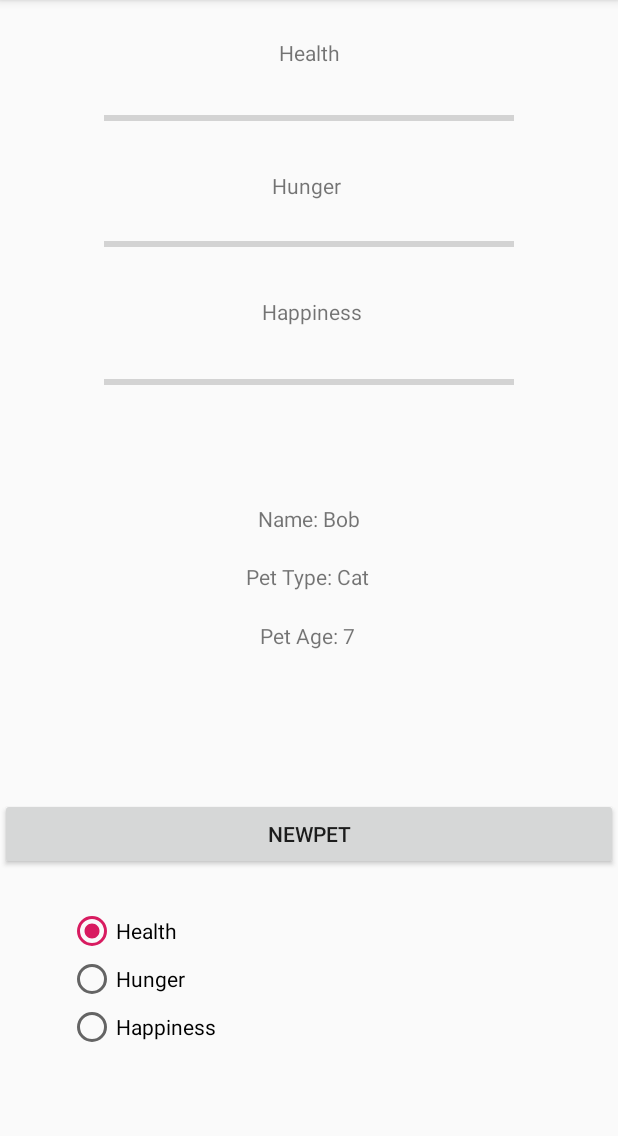
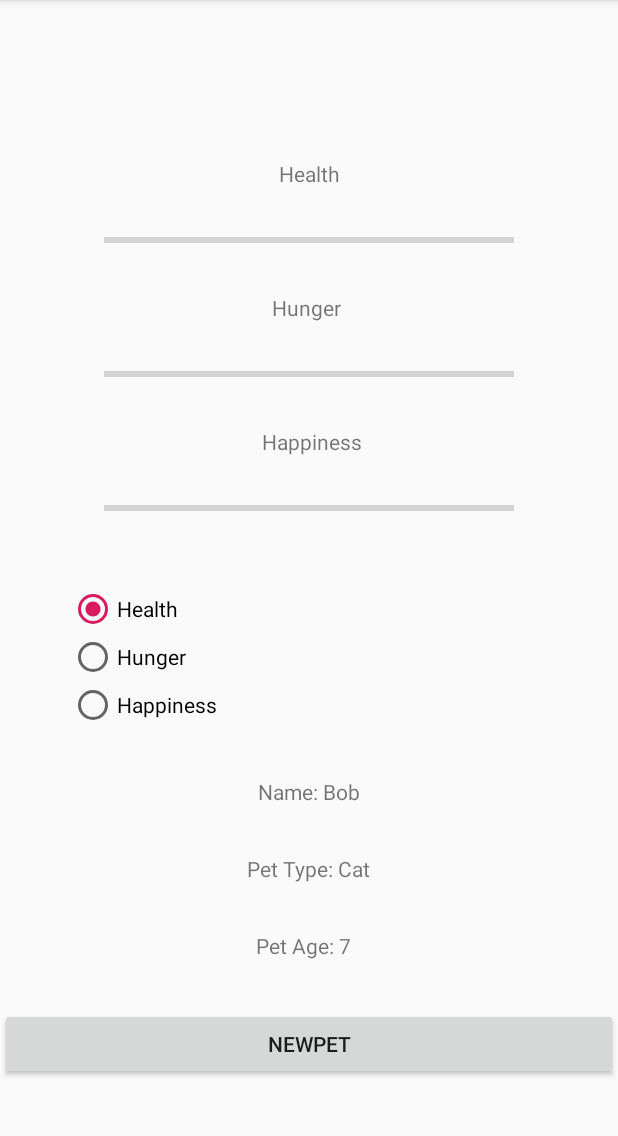
Before and after one commit to YLAKidJT/AngelosAnimalSanctuary, an Android app: the screen it shows after launch (MainActivity), on a phone screen of 412 x 824 dp, the part 84-1220 px from its top. Run offline under Robolectric (Android 15) with nearby library versions, the phone set to English and light mode, and no system bars.

Commit message:
LayoutUpdate
Cleaned up layout a bit

```diff
--- a/PetClassTESt/app/src/main/res/layout/activity_main.xml
+++ b/PetClassTESt/app/src/main/res/layout/activity_main.xml
@@ -10,41 +10,38 @@
         android:id="@+id/petName"
         android:layout_width="wrap_content"
         android:layout_height="wrap_content"
+        android:layout_marginBottom="32dp"
         android:text="Pet Name"
-        app:layout_constraintBottom_toBottomOf="parent"
+        app:layout_constraintBottom_toTopOf="@+id/animalType"
         app:layout_constraintLeft_toLeftOf="parent"
-        app:layout_constraintRight_toRightOf="parent"
-        app:layout_constraintTop_toTopOf="parent"
-        app:layout_constraintVertical_bias="0.449" />
+        app:layout_constraintRight_toRightOf="parent" />
 
     <TextView
         android:id="@+id/animalType"
         android:layout_width="wrap_content"
         android:layout_height="wrap_content"
+        android:layout_marginBottom="32dp"
         android:text="Animal Type"
-        app:layout_constraintBottom_toBottomOf="parent"
-        app:layout_constraintHorizontal_bias="0.498"
-        app:layout_constraintLeft_toLeftOf="parent"
-        app:layout_constraintRight_toRightOf="parent"
-        app:layout_constraintTop_toTopOf="parent" />
+        app:layout_constraintBottom_toTopOf="@+id/petAge"
+        app:layout_constraintEnd_toEndOf="parent"
+        app:layout_constraintStart_toStartOf="parent" />
 
     <TextView
         android:id="@+id/petAge"
         android:layout_width="wrap_content"
         android:layout_height="wrap_content"
+        android:layout_marginBottom="32dp"
         android:text="Pet Age"
-        app:layout_constraintBottom_toBottomOf="parent"
-        app:layout_constraintHorizontal_bias="0.498"
+        app:layout_constraintBottom_toTopOf="@+id/button"
+        app:layout_constraintHorizontal_bias="0.49"
         app:layout_constraintLeft_toLeftOf="parent"
-        app:layout_constraintRight_toRightOf="parent"
-        app:layout_constraintTop_toTopOf="parent"
-        app:layout_constraintVertical_bias="0.553" />
+        app:layout_constraintRight_toRightOf="parent" />
 
     <Button
         android:id="@+id/button"
         android:layout_width="0dp"
         android:layout_height="wrap_content"
-        android:layout_marginBottom="188dp"
+        android:layout_marginBottom="48dp"
         android:onClick="makePet"
         android:text="NEWPET"
         app:layout_constraintBottom_toBottomOf="parent"
@@ -53,12 +50,12 @@
         app:layout_constraintStart_toStartOf="parent" />
 
     <RadioGroup
+        android:id="@+id/radioGroup"
         android:layout_width="320dp"
-        android:layout_height="139dp"
-        android:layout_marginBottom="24dp"
-        app:layout_constraintBottom_toBottomOf="parent"
+        android:layout_height="0dp"
+        android:layout_marginBottom="32dp"
+        app:layout_constraintBottom_toTopOf="@+id/petName"
         app:layout_constraintEnd_toEndOf="parent"
-        app:layout_constraintHorizontal_bias="0.495"
         app:layout_constraintStart_toStartOf="parent">
 
         <RadioButton
@@ -87,64 +84,64 @@
         style="?android:attr/progressBarStyleHorizontal"
         android:layout_width="273dp"
         android:layout_height="38dp"
-        android:layout_marginTop="60dp"
+        android:layout_marginBottom="16dp"
         android:progressTint="#4CAF50"
+        app:layout_constraintBottom_toTopOf="@+id/textView2"
         app:layout_constraintEnd_toEndOf="parent"
-        app:layout_constraintStart_toStartOf="parent"
-        app:layout_constraintTop_toTopOf="parent" />
+        app:layout_constraintStart_toStartOf="parent" />
 
     <ProgressBar
         android:id="@+id/hungerBar"
         style="?android:attr/progressBarStyleHorizontal"
         android:layout_width="273dp"
         android:layout_height="38dp"
-        android:layout_marginTop="144dp"
+        android:layout_marginBottom="16dp"
         android:progressTint="#4CAF50"
+        app:layout_constraintBottom_toTopOf="@+id/textView3"
         app:layout_constraintEnd_toEndOf="parent"
-        app:layout_constraintStart_toStartOf="parent"
-        app:layout_constraintTop_toTopOf="parent" />
+        app:layout_constraintStart_toStartOf="parent" />
 
     <ProgressBar
         android:id="@+id/happyBar"
         style="?android:attr/progressBarStyleHorizontal"
         android:layout_width="273dp"
         android:layout_height="38dp"
-        android:layout_marginTop="236dp"
+        android:layout_marginBottom="32dp"
         android:progressTint="#4CAF50"
+        app:layout_constraintBottom_toTopOf="@+id/radioGroup"
         app:layout_constraintEnd_toEndOf="parent"
-        app:layout_constraintStart_toStartOf="parent"
-        app:layout_constraintTop_toTopOf="parent" />
+        app:layout_constraintStart_toStartOf="parent" />
 
     <TextView
         android:id="@+id/textView"
         android:layout_width="wrap_content"
         android:layout_height="wrap_content"
-        android:layout_marginTop="25dp"
+        android:layout_marginBottom="16dp"
         android:text="Health"
+        app:layout_constraintBottom_toTopOf="@+id/healthBar"
         app:layout_constraintEnd_toEndOf="parent"
-        app:layout_constraintStart_toStartOf="parent"
-        app:layout_constraintTop_toTopOf="parent" />
+        app:layout_constraintStart_toStartOf="parent" />
 
     <TextView
         android:id="@+id/textView2"
         android:layout_width="wrap_content"
         android:layout_height="wrap_content"
-        android:layout_marginTop="16dp"
+        android:layout_marginBottom="16dp"
         android:text="Hunger"
+        app:layout_constraintBottom_toTopOf="@+id/hungerBar"
         app:layout_constraintEnd_toEndOf="parent"
         app:layout_constraintHorizontal_bias="0.495"
-        app:layout_constraintStart_toStartOf="parent"
-        app:layout_constraintTop_toBottomOf="@+id/healthBar" />
+        app:layout_constraintStart_toStartOf="parent" />
 
     <TextView
         android:id="@+id/textView3"
         android:layout_width="wrap_content"
         android:layout_height="wrap_content"
-        android:layout_marginTop="16dp"
+        android:layout_marginBottom="16dp"
         android:text="Happiness"
+        app:layout_constraintBottom_toTopOf="@+id/happyBar"
         app:layout_constraintEnd_toEndOf="parent"
         app:layout_constraintHorizontal_bias="0.506"
-        app:layout_constraintStart_toStartOf="parent"
-        app:layout_constraintTop_toBottomOf="@+id/hungerBar" />
+        app:layout_constraintStart_toStartOf="parent" />
 
 </androidx.constraintlayout.widget.ConstraintLayout>
```
